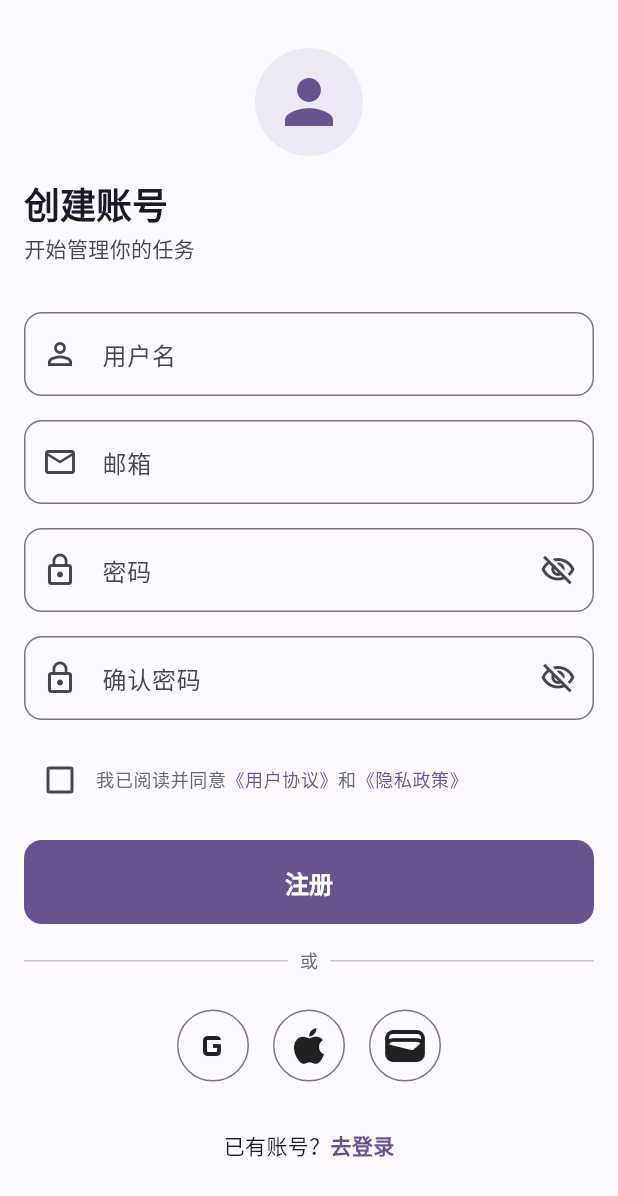
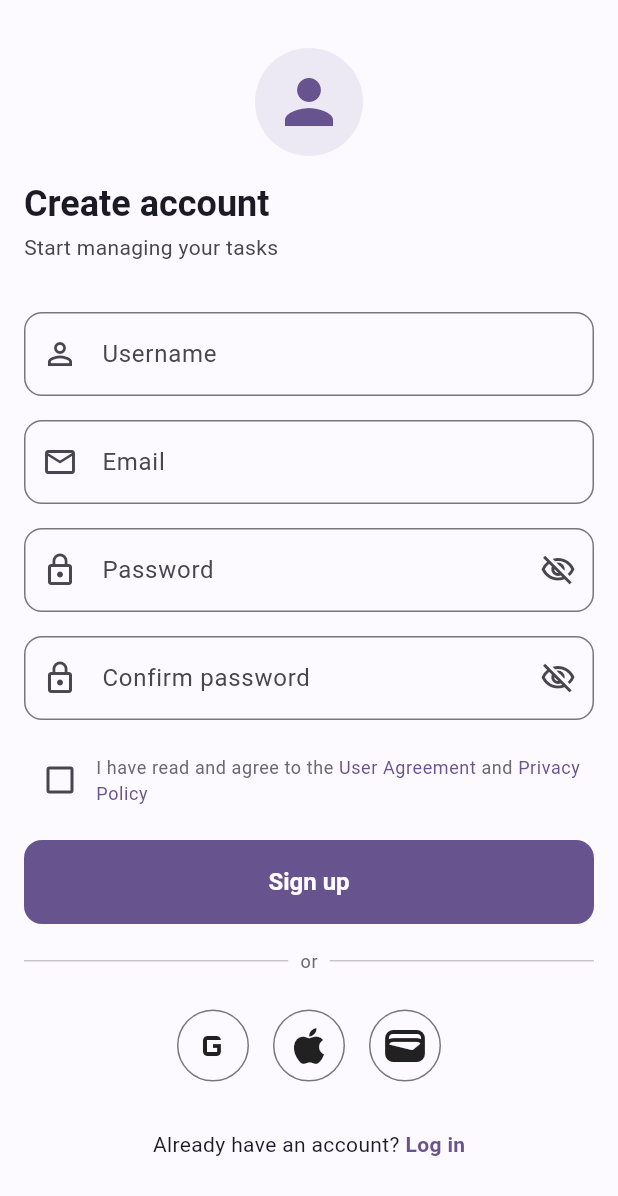
Before and after one commit to AyachiNeneSanobauxichi/Taskly, a Flutter app: the RegisterScreen screen opened directly, on a phone screen of 412 x 824 dp. Shown: the top 1196 px of the screen. Run offline on Flutter 3.47's test engine with Material 3 defaults, Android fonts, the phone set to English and light mode, and no system bars; our stand-ins replace form_builder_validators.

Commit message:
init i10n

````diff
--- a/lib/features/auth/screens/login/login.dart
+++ b/lib/features/auth/screens/login/login.dart
@@ -1,6 +1,7 @@
 import "package:flutter/material.dart";
 import "package:form_builder_validators/form_builder_validators.dart";
 import "package:todo_app_v1/features/auth/index.dart";
+import "package:todo_app_v1/l10n/app_localizations.dart";
 import "package:todo_app_v1/theme/index.dart";
 import "package:todo_app_v1/widgets/index.dart";
 
@@ -34,6 +35,7 @@ class _LoginScreenState extends State<LoginScreen> {
   @override
   Widget build(BuildContext context) {
     final theme = Theme.of(context);
+    final l10n = AppLocalizations.of(context);
 
     return Scaffold(
       body: SafeArea(
@@ -62,21 +64,21 @@ class _LoginScreenState extends State<LoginScreen> {
                 ),
                 const SizedBox(height: WsyAppSpacing.md),
                 Text(
-                  "欢迎回来",
+                  l10n.loginTitle,
                   style: theme.textTheme.headlineMedium?.copyWith(
                     fontWeight: FontWeight.bold,
                   ),
                 ),
                 const SizedBox(height: WsyAppSpacing.xs),
                 Text(
-                  "登录以继续管理你的任务",
+                  l10n.loginSubtitle,
                   style: theme.textTheme.bodyMedium?.copyWith(
                     color: theme.colorScheme.onSurfaceVariant,
                   ),
                 ),
                 const SizedBox(height: WsyAppSpacing.lg),
                 AuthInput(
-                  label: "邮箱",
+                  label: l10n.authEmailLabel,
                   icon: Icons.mail_outline,
                   controller: _emailController,
                   keyboardType: TextInputType.emailAddress,
@@ -89,7 +91,7 @@ class _LoginScreenState extends State<LoginScreen> {
                 ),
                 const SizedBox(height: WsyAppSpacing.md),
                 AuthPassword(
-                  label: "密码",
+                  label: l10n.authPasswordLabel,
                   controller: _passwordController,
                   textInputAction: TextInputAction.done,
                   autofillHints: [AutofillHints.password],
@@ -104,17 +106,21 @@ class _LoginScreenState extends State<LoginScreen> {
                   alignment: Alignment.centerRight,
                   child: TextButton(
                     onPressed: () {},
-                    child: const Text("忘记密码？"),
+                    child: Text(l10n.loginForgotPassword),
                   ),
                 ),
                 const SizedBox(height: WsyAppSpacing.sm),
-                WsyButton(label: "登录", onPressed: _onLogin, isFullWidth: true),
+                WsyButton(
+                  label: l10n.loginSubmit,
+                  onPressed: _onLogin,
+                  isFullWidth: true,
+                ),
                 const SizedBox(height: WsyAppSpacing.md),
                 Row(
                   spacing: WsyAppSpacing.sm,
                   children: [
                     const Expanded(child: Divider()),
-                    Text("或", style: theme.textTheme.bodySmall),
+                    Text(l10n.commonOr, style: theme.textTheme.bodySmall),
                     const Expanded(child: Divider()),
                   ],
                 ),
@@ -134,9 +140,9 @@ class _LoginScreenState extends State<LoginScreen> {
                     TextSpan(
                       style: theme.textTheme.bodyMedium,
                       children: [
-                        const TextSpan(text: "还没有账号？"),
+                        TextSpan(text: l10n.loginNoAccount),
                         TextSpan(
-                          text: "去注册",
+                          text: l10n.loginGoRegister,
                           style: TextStyle(
                             color: theme.colorScheme.primary,
                             fontWeight: FontWeight.w600,
--- a/lib/features/auth/screens/register/register.dart
+++ b/lib/features/auth/screens/register/register.dart
@@ -1,6 +1,7 @@
 import "package:flutter/material.dart";
 import "package:form_builder_validators/form_builder_validators.dart";
 import "package:todo_app_v1/features/auth/index.dart";
+import "package:todo_app_v1/l10n/app_localizations.dart";
 import "package:todo_app_v1/theme/index.dart";
 import "package:todo_app_v1/widgets/index.dart";
 
@@ -30,8 +31,8 @@ class _RegisterScreenState extends State<RegisterScreen> {
       // 提示未勾选协议
       return;
     }
-    // 全部通过 → 调用注册逻辑
-    print("注册成功");
+    // 全部通过 → 调用注册逻辑（v1 仅静态 UI，逻辑后续接入）
+    // TODO(auth): 接入注册接口，成功后跳转；当前仅占位
   }
 
   @override
@@ -47,6 +48,7 @@ class _RegisterScreenState extends State<RegisterScreen> {
   @override
   Widget build(BuildContext context) {
     final theme = Theme.of(context);
+    final l10n = AppLocalizations.of(context);
 
     return Scaffold(
       body: SafeArea(
@@ -75,21 +77,21 @@ class _RegisterScreenState extends State<RegisterScreen> {
                 ),
                 const SizedBox(height: WsyAppSpacing.md),
                 Text(
-                  "创建账号",
+                  l10n.registerTitle,
                   style: theme.textTheme.headlineMedium?.copyWith(
                     fontWeight: FontWeight.bold,
                   ),
                 ),
                 const SizedBox(height: WsyAppSpacing.xs),
                 Text(
-                  "开始管理你的任务",
+                  l10n.registerSubtitle,
                   style: theme.textTheme.bodyMedium?.copyWith(
                     color: theme.colorScheme.onSurfaceVariant,
                   ),
                 ),
                 const SizedBox(height: WsyAppSpacing.lg),
                 AuthInput(
-                  label: "用户名",
+                  label: l10n.registerUsernameLabel,
                   icon: Icons.person_outline,
                   controller: _nameController,
                   autofillHints: [AutofillHints.newUsername],
@@ -101,7 +103,7 @@ class _RegisterScreenState extends State<RegisterScreen> {
                 ),
                 const SizedBox(height: WsyAppSpacing.md),
                 AuthInput(
-                  label: "邮箱",
+                  label: l10n.authEmailLabel,
                   icon: Icons.mail_outline,
                   controller: _emailController,
                   keyboardType: TextInputType.emailAddress,
@@ -113,7 +115,7 @@ class _RegisterScreenState extends State<RegisterScreen> {
                 ),
                 const SizedBox(height: WsyAppSpacing.md),
                 AuthPassword(
-                  label: "密码",
+                  label: l10n.authPasswordLabel,
                   controller: _passwordController,
                   autofillHints: [AutofillHints.newPassword],
                   validator: FormBuilderValidators.compose([
@@ -124,13 +126,14 @@ class _RegisterScreenState extends State<RegisterScreen> {
                 ),
                 const SizedBox(height: WsyAppSpacing.md),
                 AuthPassword(
-                  label: "确认密码",
+                  label: l10n.registerConfirmPasswordLabel,
                   controller: _confirmPasswordController,
                   autofillHints: [AutofillHints.newPassword],
                   validator: FormBuilderValidators.compose([
                     FormBuilderValidators.required(),
-                    (value) =>
-                        value == _passwordController.text ? null : "两次密码不一致",
+                    (value) => value == _passwordController.text
+                        ? null
+                        : l10n.registerPasswordMismatch,
                   ]),
                 ),
                 const SizedBox(height: WsyAppSpacing.md),
@@ -140,25 +143,26 @@ class _RegisterScreenState extends State<RegisterScreen> {
                     TextSpan(
                       style: theme.textTheme.bodySmall,
                       children: [
-                        const TextSpan(text: "我已阅读并同意"),
+                        TextSpan(text: l10n.registerAgreementPrefix),
                         TextSpan(
-                          text: "《用户协议》",
+                          text: l10n.registerUserAgreement,
                           style: TextStyle(color: theme.colorScheme.primary),
                         ),
-                        const TextSpan(text: "和"),
+                        TextSpan(text: l10n.registerAgreementAnd),
                         TextSpan(
-                          text: "《隐私政策》",
+                          text: l10n.registerPrivacyPolicy,
                           style: TextStyle(color: theme.colorScheme.primary),
                         ),
                       ],
                     ),
                   ),
-                  validator: (v) => (v ?? false) ? null : "请先阅读并同意用户协议",
+                  validator: (v) =>
+                      (v ?? false) ? null : l10n.registerAgreementRequired,
                   onChanged: (value) => setState(() => _isChecked = value),
                 ),
                 const SizedBox(height: WsyAppSpacing.md),
                 WsyButton(
-                  label: "注册",
+                  label: l10n.registerSubmit,
                   onPressed: _onRegister,
                   isFullWidth: true,
                 ),
@@ -167,7 +171,7 @@ class _RegisterScreenState extends State<RegisterScreen> {
                   spacing: WsyAppSpacing.sm,
                   children: [
                     const Expanded(child: Divider()),
-                    Text("或", style: theme.textTheme.bodySmall),
+                    Text(l10n.commonOr, style: theme.textTheme.bodySmall),
                     const Expanded(child: Divider()),
                   ],
                 ),
@@ -189,9 +193,9 @@ class _RegisterScreenState extends State<RegisterScreen> {
                     TextSpan(
                       style: theme.textTheme.bodyMedium,
                       children: [
-                        const TextSpan(text: "已有账号？"),
+                        TextSpan(text: l10n.registerHaveAccount),
                         TextSpan(
-                          text: "去登录",
+                          text: l10n.registerGoLogin,
                           style: TextStyle(
                             color: theme.colorScheme.primary,
                             fontWeight: FontWeight.w600,
--- a/lib/features/auth/widgets/auth_password.dart
+++ b/lib/features/auth/widgets/auth_password.dart
@@ -1,4 +1,5 @@
 import "package:flutter/material.dart";
+import "package:todo_app_v1/l10n/app_localizations.dart";
 
 class AuthPassword extends StatefulWidget {
   const AuthPassword({
@@ -28,6 +29,7 @@ class _AuthPasswordState extends State<AuthPassword> {
 
   @override
   Widget build(BuildContext context) {
+    final l10n = AppLocalizations.of(context);
     return TextFormField(
       controller: widget.controller,
       autovalidateMode: widget.autovalidateMode,
@@ -40,7 +42,7 @@ class _AuthPasswordState extends State<AuthPassword> {
         prefixIcon: const Icon(Icons.lock_outline),
         suffixIcon: IconButton(
           onPressed: _toggle,
-          tooltip: _obscure ? "显示密码" : "隐藏密码",
+          tooltip: _obscure ? l10n.authShowPassword : l10n.authHidePassword,
           icon: Icon(
             _obscure
                 ? Icons.visibility_off_outlined
--- /dev/null
+++ b/lib/l10n/app_en.arb
@@ -0,0 +1,107 @@
+{
+  "@@locale": "en",
+
+  "appTitle": "Taskly",
+  "@appTitle": {
+    "description": "Application name shown as the app title"
+  },
+
+  "commonOr": "or",
+  "@commonOr": {
+    "description": "Divider label between primary action and social login"
+  },
+  "authEmailLabel": "Email",
+  "@authEmailLabel": {
+    "description": "Label for the email input field"
+  },
+  "authPasswordLabel": "Password",
+  "@authPasswordLabel": {
+    "description": "Label for the password input field"
+  },
+  "authShowPassword": "Show password",
+  "@authShowPassword": {
+    "description": "Tooltip for the button that reveals the password"
+  },
+  "authHidePassword": "Hide password",
+  "@authHidePassword": {
+    "description": "Tooltip for the button that hides the password"
+  },
+
+  "loginTitle": "Welcome back",
+  "@loginTitle": {
+    "description": "Login screen headline"
+  },
+  "loginSubtitle": "Log in to continue managing your tasks",
+  "@loginSubtitle": {
+    "description": "Login screen supporting text under the headline"
+  },
+  "loginForgotPassword": "Forgot password?",
+  "@loginForgotPassword": {
+    "description": "Forgot-password link on the login screen"
+  },
+  "loginSubmit": "Log in",
+  "@loginSubmit": {
+    "description": "Login submit button label"
+  },
+  "loginNoAccount": "Don't have an account? ",
+  "@loginNoAccount": {
+    "description": "Prompt before the sign-up link on the login screen"
+  },
+  "loginGoRegister": "Sign up",
+  "@loginGoRegister": {
+    "description": "Link that navigates to the register screen"
+  },
+
+  "registerTitle": "Create account",
+  "@registerTitle": {
+    "description": "Register screen headline"
+  },
+  "registerSubtitle": "Start managing your tasks",
+  "@registerSubtitle": {
+    "description": "Register screen supporting text under the headline"
+  },
+  "registerUsernameLabel": "Username",
+  "@registerUsernameLabel": {
+    "description": "Label for the username input field"
+  },
+  "registerConfirmPasswordLabel": "Confirm password",
+  "@registerConfirmPasswordLabel": {
+    "description": "Label for the confirm-password input field"
+  },
+  "registerPasswordMismatch": "Passwords do not match",
+  "@registerPasswordMismatch": {
+    "description": "Validation error when the two passwords differ"
+  },
+  "registerAgreementPrefix": "I have read and agree to the ",
+  "@registerAgreementPrefix": {
+    "description": "Text before the agreement links in the consent checkbox"
+  },
+  "registerUserAgreement": "User Agreement",
+  "@registerUserAgreement": {
+    "description": "User agreement link text"
+  },
+  "registerAgreementAnd": " and ",
+  "@registerAgreementAnd": {
+    "description": "Conjunction between the two agreement links"
+  },
+  "registerPrivacyPolicy": "Privacy Policy",
+  "@registerPrivacyPolicy": {
+    "description": "Privacy policy link text"
+  },
+  "registerAgreementRequired": "Please read and agree to the User Agreement first",
+  "@registerAgreementRequired": {
+    "description": "Validation error when the consent checkbox is not checked"
+  },
+  "registerSubmit": "Sign up",
+  "@registerSubmit": {
+    "description": "Register submit button label"
+  },
+  "registerHaveAccount": "Already have an account? ",
+  "@registerHaveAccount": {
+    "description": "Prompt before the log-in link on the register screen"
+  },
+  "registerGoLogin": "Log in",
+  "@registerGoLogin": {
+    "description": "Link that navigates to the login screen"
+  }
+}
--- /dev/null
+++ b/lib/l10n/app_localizations.dart
@@ -0,0 +1,284 @@
+import 'dart:async';
+
+import 'package:flutter/foundation.dart';
+import 'package:flutter/widgets.dart';
+import 'package:flutter_localizations/flutter_localizations.dart';
+import 'package:intl/intl.dart' as intl;
+
+import 'app_localizations_en.dart';
+import 'app_localizations_zh.dart';
+
+// ignore_for_file: type=lint
+
+/// Callers can lookup localized strings with an instance of AppLocalizations
+/// returned by `AppLocalizations.of(context)`.
+///
+/// Applications need to include `AppLocalizations.delegate()` in their app's
+/// `localizationDelegates` list, and the locales they support in the app's
+/// `supportedLocales` list. For example:
+///
+/// ```dart
+/// import 'l10n/app_localizations.dart';
+///
+/// return MaterialApp(
+///   localizationsDelegates: AppLocalizations.localizationsDelegates,
+///   supportedLocales: AppLocalizations.supportedLocales,
+///   home: MyApplicationHome(),
+/// );
+/// ```
+///
+/// ## Update pubspec.yaml
+///
+/// Please make sure to update your pubspec.yaml to include the following
+/// packages:
+///
+/// ```yaml
+/// dependencies:
+///   # Internationalization support.
+///   flutter_localizations:
+///     sdk: flutter
+///   intl: any # Use the pinned version from flutter_localizations
+///
+///   # Rest of dependencies
+/// ```
+///
+/// ## iOS Applications
+///
+/// iOS applications define key application metadata, including supported
+/// locales, in an Info.plist file that is built into the application bundle.
+/// To configure the locales supported by your app, you’ll need to edit this
+/// file.
+///
+/// First, open your project’s ios/Runner.xcworkspace Xcode workspace file.
+/// Then, in the Project Navigator, open the Info.plist file under the Runner
+/// project’s Runner folder.
+///
+/// Next, select the Information Property List item, select Add Item from the
+/// Editor menu, then select Localizations from the pop-up menu.
+///
+/// Select and expand the newly-created Localizations item then, for each
+/// locale your application supports, add a new item and select the locale
+/// you wish to add from the pop-up menu in the Value field. This list should
+/// be consistent with the languages listed in the AppLocalizations.supportedLocales
+/// property.
+abstract class AppLocalizations {
+  AppLocalizations(String locale)
+    : localeName = intl.Intl.canonicalizedLocale(locale.toString());
+
+  final String localeName;
+
+  static AppLocalizations of(BuildContext context) {
+    return Localizations.of<AppLocalizations>(context, AppLocalizations)!;
+  }
+
+  static const LocalizationsDelegate<AppLocalizations> delegate =
+      _AppLocalizationsDelegate();
+
+  /// A list of this localizations delegate along with the default localizations
+  /// delegates.
+  ///
+  /// Returns a list of localizations delegates containing this delegate along with
+  /// GlobalMaterialLocalizations.delegate, GlobalCupertinoLocalizations.delegate,
+  /// and GlobalWidgetsLocalizations.delegate.
+  ///
+  /// Additional delegates can be added by appending to this list in
+  /// MaterialApp. This list does not have to be used at all if a custom list
+  /// of delegates is preferred or required.
+  static const List<LocalizationsDelegate<dynamic>> localizationsDelegates =
+      <LocalizationsDelegate<dynamic>>[
+        delegate,
+        GlobalMaterialLocalizations.delegate,
+        GlobalCupertinoLocalizations.delegate,
+        GlobalWidgetsLocalizations.delegate,
+      ];
+
+  /// A list of this localizations delegate's supported locales.
+  static const List<Locale> supportedLocales = <Locale>[
+    Locale('en'),
+    Locale('zh'),
+  ];
+
+  /// Application name shown as the app title
+  ///
+  /// In en, this message translates to:
+  /// **'Taskly'**
+  String get appTitle;
+
+  /// Divider label between primary action and social login
+  ///
+  /// In en, this message translates to:
+  /// **'or'**
+  String get commonOr;
+
+  /// Label for the email input field
+  ///
+  /// In en, this message translates to:
+  /// **'Email'**
+  String get authEmailLabel;
+
+  /// Label for the password input field
+  ///
+  /// In en, this message translates to:
+  /// **'Password'**
+  String get authPasswordLabel;
+
+  /// Tooltip for the button that reveals the password
+  ///
+  /// In en, this message translates to:
+  /// **'Show password'**
+  String get authShowPassword;
+
+  /// Tooltip for the button that hides the password
+  ///
+  /// In en, this message translates to:
+  /// **'Hide password'**
+  String get authHidePassword;
+
+  /// Login screen headline
+  ///
+  /// In en, this message translates to:
+  /// **'Welcome back'**
+  String get loginTitle;
+
+  /// Login screen supporting text under the headline
+  ///
+  /// In en, this message translates to:
+  /// **'Log in to continue managing your tasks'**
+  String get loginSubtitle;
+
+  /// Forgot-password link on the login screen
+  ///
+  /// In en, this message translates to:
+  /// **'Forgot password?'**
+  String get loginForgotPassword;
+
+  /// Login submit button label
+  ///
+  /// In en, this message translates to:
+  /// **'Log in'**
+  String get loginSubmit;
+
+  /// Prompt before the sign-up link on the login screen
+  ///
+  /// In en, this message translates to:
+  /// **'Don\'t have an account? '**
+  String get loginNoAccount;
+
+  /// Link that navigates to the register screen
+  ///
+  /// In en, this message translates to:
+  /// **'Sign up'**
+  String get loginGoRegister;
+
+  /// Register screen headline
+  ///
+  /// In en, this message translates to:
+  /// **'Create account'**
+  String get registerTitle;
+
+  /// Register screen supporting text under the headline
+  ///
+  /// In en, this message translates to:
+  /// **'Start managing your tasks'**
+  String get registerSubtitle;
+
+  /// Label for the username input field
+  ///
+  /// In en, this message translates to:
+  /// **'Username'**
+  String get registerUsernameLabel;
+
+  /// Label for the confirm-password input field
+  ///
+  /// In en, this message translates to:
+  /// **'Confirm password'**
+  String get registerConfirmPasswordLabel;
+
+  /// Validation error when the two passwords differ
+  ///
+  /// In en, this message translates to:
+  /// **'Passwords do not match'**
+  String get registerPasswordMismatch;
+
+  /// Text before the agreement links in the consent checkbox
+  ///
+  /// In en, this message translates to:
+  /// **'I have read and agree to the '**
+  String get registerAgreementPrefix;
+
+  /// User agreement link text
+  ///
+  /// In en, this message translates to:
+  /// **'User Agreement'**
+  String get registerUserAgreement;
+
+  /// Conjunction between the two agreement links
+  ///
+  /// In en, this message translates to:
+  /// **' and '**
+  String get registerAgreementAnd;
+
+  /// Privacy policy link text
+  ///
+  /// In en, this message translates to:
+  /// **'Privacy Policy'**
+  String get registerPrivacyPolicy;
+
+  /// Validation error when the consent checkbox is not checked
+  ///
+  /// In en, this message translates to:
+  /// **'Please read and agree to the User Agreement first'**
+  String get registerAgreementRequired;
+
+  /// Register submit button label
+  ///
+  /// In en, this message translates to:
+  /// **'Sign up'**
+  String get registerSubmit;
+
+  /// Prompt before the log-in link on the register screen
+  ///
+  /// In en, this message translates to:
+  /// **'Already have an account? '**
+  String get registerHaveAccount;
+
+  /// Link that navigates to the login screen
+  ///
+  /// In en, this message translates to:
+  /// **'Log in'**
+  String get registerGoLogin;
+}
+
+class _AppLocalizationsDelegate
+    extends LocalizationsDelegate<AppLocalizations> {
+  const _AppLocalizationsDelegate();
+
+  @override
+  Future<AppLocalizations> load(Locale locale) {
+    return SynchronousFuture<AppLocalizations>(lookupAppLocalizations(locale));
+  }
+
+  @override
+  bool isSupported(Locale locale) =>
+      <String>['en', 'zh'].contains(locale.languageCode);
+
+  @override
+  bool shouldReload(_AppLocalizationsDelegate old) => false;
+}
+
+AppLocalizations lookupAppLocalizations(Locale locale) {
+  // Lookup logic when only language code is specified.
+  switch (locale.languageCode) {
+    case 'en':
+      return AppLocalizationsEn();
+    case 'zh':
+      return AppLocalizationsZh();
+  }
+
+  throw FlutterError(
+    'AppLocalizations.delegate failed to load unsupported locale "$locale". This is likely '
+    'an issue with the localizations generation tool. Please file an issue '
+    'on GitHub with a reproducible sample app and the gen-l10n configuration '
+    'that was used.',
+  );
+}
--- /dev/null
+++ b/lib/l10n/app_localizations_en.dart
@@ -0,0 +1,86 @@
+// ignore: unused_import
+import 'package:intl/intl.dart' as intl;
+import 'app_localizations.dart';
+
+// ignore_for_file: type=lint
+
+/// The translations for English (`en`).
+class AppLocalizationsEn extends AppLocalizations {
+  AppLocalizationsEn([String locale = 'en']) : super(locale);
+
+  @override
+  String get appTitle => 'Taskly';
+
+  @override
+  String get commonOr => 'or';
+
+  @override
+  String get authEmailLabel => 'Email';
+
+  @override
+  String get authPasswordLabel => 'Password';
+
+  @override
+  String get authShowPassword => 'Show password';
+
+  @override
+  String get authHidePassword => 'Hide password';
+
+  @override
+  String get loginTitle => 'Welcome back';
+
+  @override
+  String get loginSubtitle => 'Log in to continue managing your tasks';
+
+  @override
+  String get loginForgotPassword => 'Forgot password?';
+
+  @override
+  String get loginSubmit => 'Log in';
+
+  @override
+  String get loginNoAccount => 'Don\'t have an account? ';
+
+  @override
+  String get loginGoRegister => 'Sign up';
+
+  @override
+  String get registerTitle => 'Create account';
+
+  @override
+  String get registerSubtitle => 'Start managing your tasks';
+
+  @override
+  String get registerUsernameLabel => 'Username';
+
+  @override
+  String get registerConfirmPasswordLabel => 'Confirm password';
+
+  @override
+  String get registerPasswordMismatch => 'Passwords do not match';
+
+  @override
+  String get registerAgreementPrefix => 'I have read and agree to the ';
+
+  @override
+  String get registerUserAgreement => 'User Agreement';
+
+  @override
+  String get registerAgreementAnd => ' and ';
+
+  @override
+  String get registerPrivacyPolicy => 'Privacy Policy';
+
+  @override
+  String get registerAgreementRequired =>
+      'Please read and agree to the User Agreement first';
+
+  @override
+  String get registerSubmit => 'Sign up';
+
+  @override
+  String get registerHaveAccount => 'Already have an account? ';
+
+  @override
+  String get registerGoLogin => 'Log in';
+}
--- a/pubspec.yaml
+++ b/pubspec.yaml
@@ -35,3 +35,4 @@ dev_dependencies:
 
 flutter:
   uses-material-design: true
+  generate: true # 开启 gen-l10n：根据 lib/l10n/*.arb 生成 AppLocalizations
````
Also changed, not shown: l10n.yaml (added, +8 -0 lines), lib/app/app.dart (+9 -9 lines), lib/l10n/app_localizations_zh.dart (added, +85 -0 lines), lib/l10n/app_zh.arb (added, +32 -0 lines), 3 other files.
